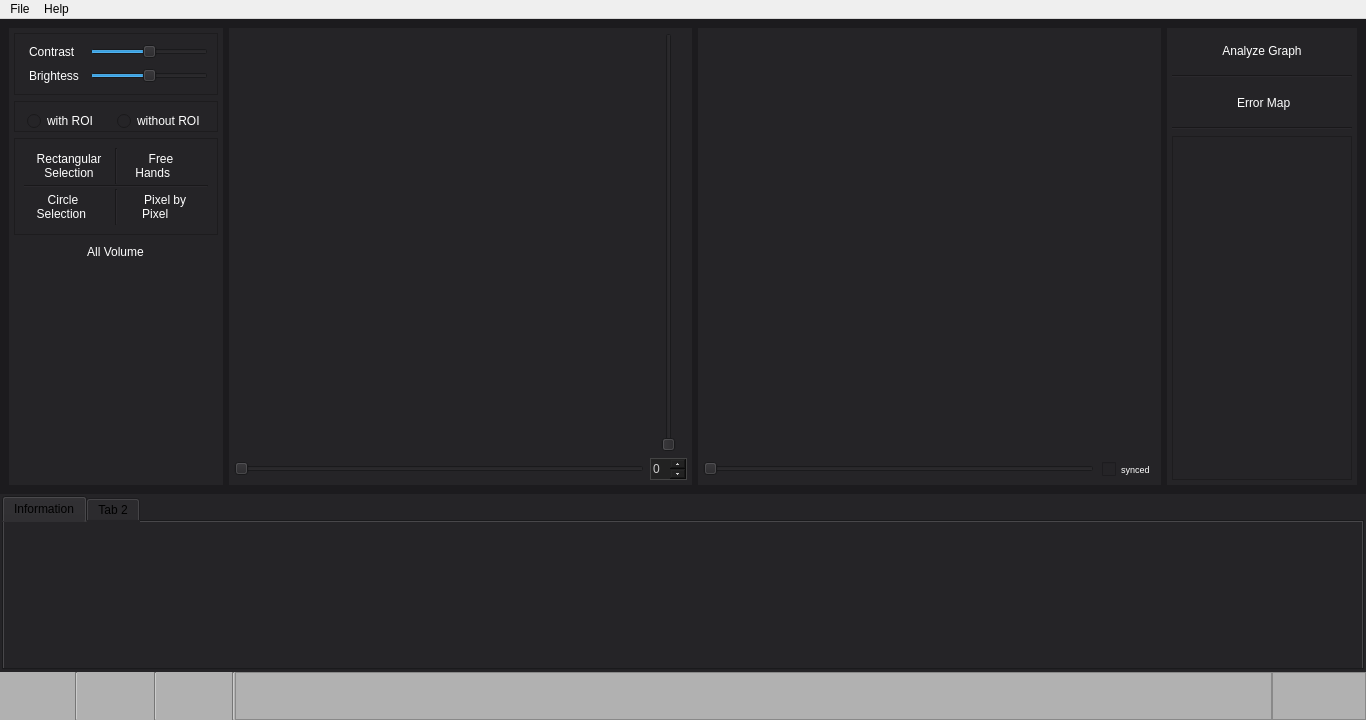
Qt form software_1/qt.ui/main.ui (MarcioCamposJr/EasyqMR) before a commit.
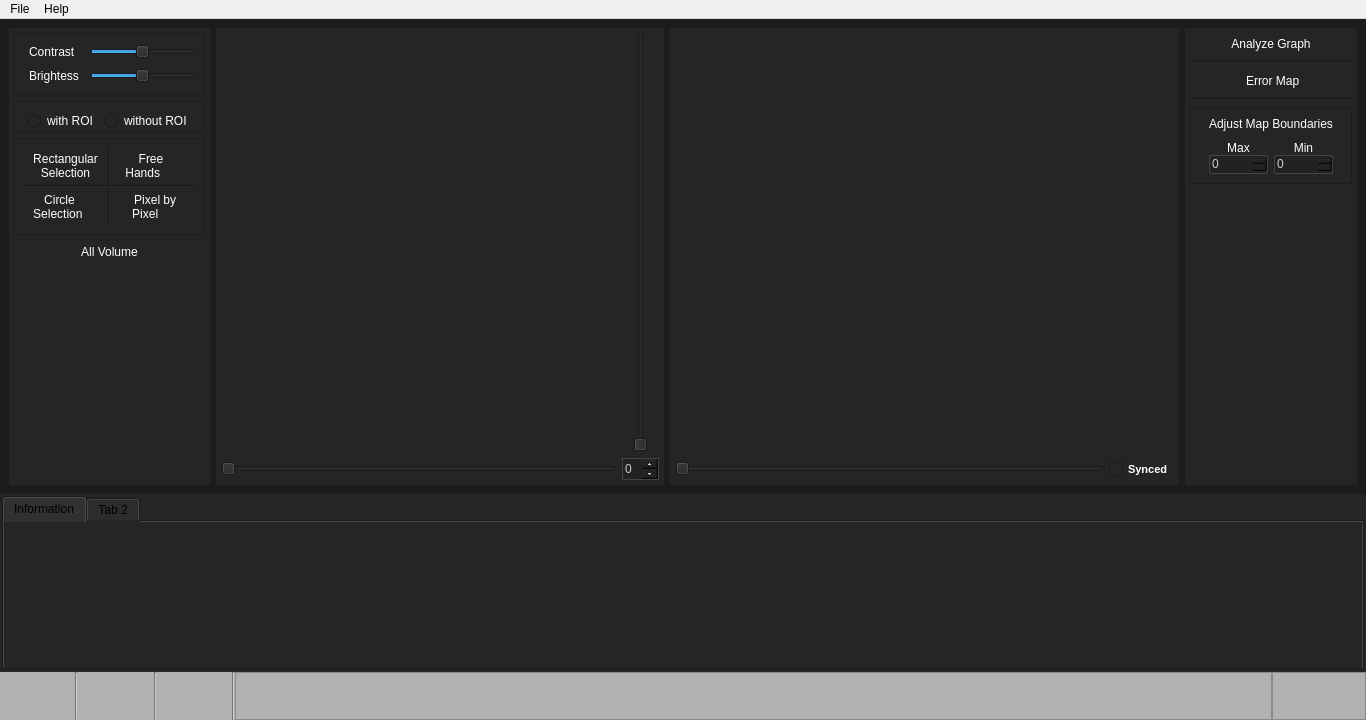
The same form after that commit. Icons and pictures are not drawn.

What changed in the file:
```diff
--- a/software_1/qt.ui/main.ui
+++ b/software_1/qt.ui/main.ui
@@ -46,7 +46,7 @@
         <widget class="QWidget" name="gridWidget" native="true">
          <property name="sizePolicy">
           <sizepolicy hsizetype="Preferred" vsizetype="Preferred">
-           <horstretch>18</horstretch>
+           <horstretch>16</horstretch>
            <verstretch>39</verstretch>
           </sizepolicy>
          </property>
@@ -695,7 +695,7 @@
         <widget class="QWidget" name="gridWidget" native="true">
          <property name="sizePolicy">
           <sizepolicy hsizetype="Preferred" vsizetype="Preferred">
-           <horstretch>39</horstretch>
+           <horstretch>37</horstretch>
            <verstretch>39</verstretch>
           </sizepolicy>
          </property>
@@ -715,43 +715,11 @@
           <property name="bottomMargin">
            <number>5</number>
           </property>
-          <item row="0" column="0">
-           <widget class="QLabel" name="mainImage">
-            <property name="sizePolicy">
-             <sizepolicy hsizetype="Preferred" vsizetype="Preferred">
-              <horstretch>38</horstretch>
-              <verstretch>38</verstretch>
-             </sizepolicy>
-            </property>
-            <property name="styleSheet">
-             <string notr="true">padding: 0 20 0 0;</string>
-            </property>
-            <property name="text">
-             <string/>
-            </property>
-            <property name="margin">
-             <number>2</number>
-            </property>
-           </widget>
-          </item>
-          <item row="1" column="0">
-           <widget class="QSlider" name="horizontalSlider">
-            <property name="sizePolicy">
-             <sizepolicy hsizetype="Preferred" vsizetype="Preferred">
-              <horstretch>36</horstretch>
-              <verstretch>2</verstretch>
-             </sizepolicy>
-            </property>
-            <property name="orientation">
-             <enum>Qt::Horizontal</enum>
-            </property>
-           </widget>
-          </item>
-          <item row="0" column="2">
+          <item row="0" column="3">
            <widget class="QSlider" name="verticalSlider">
             <property name="sizePolicy">
              <sizepolicy hsizetype="Preferred" vsizetype="Preferred">
-              <horstretch>2</horstretch>
+              <horstretch>3</horstretch>
               <verstretch>36</verstretch>
              </sizepolicy>
             </property>
@@ -766,39 +734,7 @@
             </property>
            </widget>
           </item>
-          <item row="0" column="3">
-           <spacer name="horizontalSpacer">
-            <property name="orientation">
-             <enum>Qt::Horizontal</enum>
-            </property>
-            <property name="sizeType">
-             <enum>QSizePolicy::Preferred</enum>
-            </property>
-            <property name="sizeHint" stdset="0">
-             <size>
-              <width>1</width>
-              <height>1</height>
-             </size>
-            </property>
-           </spacer>
-          </item>
-          <item row="0" column="1">
-           <spacer name="horizontalSpacer_2">
-            <property name="orientation">
-             <enum>Qt::Horizontal</enum>
-            </property>
-            <property name="sizeType">
-             <enum>QSizePolicy::Preferred</enum>
-            </property>
-            <property name="sizeHint" stdset="0">
-             <size>
-              <width>1</width>
-              <height>1</height>
-             </size>
-            </property>
-           </spacer>
-          </item>
-          <item row="1" column="1" colspan="3">
+          <item row="1" column="2" colspan="3">
            <widget class="QWidget" name="widget" native="true">
             <layout class="QHBoxLayout" name="horizontalLayout_6">
              <property name="spacing">
@@ -820,8 +756,8 @@
               <widget class="QSpinBox" name="spinBoxSlicer">
                <property name="sizePolicy">
                 <sizepolicy hsizetype="Preferred" vsizetype="Preferred">
-                 <horstretch>1</horstretch>
-                 <verstretch>1</verstretch>
+                 <horstretch>3</horstretch>
+                 <verstretch>2</verstretch>
                 </sizepolicy>
                </property>
                <property name="minimumSize">
@@ -869,6 +805,41 @@
             </layout>
            </widget>
           </item>
+          <item row="1" column="0" colspan="2">
+           <widget class="QSlider" name="horizontalSlider">
+            <property name="sizePolicy">
+             <sizepolicy hsizetype="Preferred" vsizetype="Preferred">
+              <horstretch>36</horstretch>
+              <verstretch>2</verstretch>
+             </sizepolicy>
+            </property>
+            <property name="orientation">
+             <enum>Qt::Horizontal</enum>
+            </property>
+           </widget>
+          </item>
+          <item row="0" column="0" colspan="2">
+           <widget class="QLabel" name="mainImage">
+            <property name="sizePolicy">
+             <sizepolicy hsizetype="Preferred" vsizetype="Preferred">
+              <horstretch>38</horstretch>
+              <verstretch>38</verstretch>
+             </sizepolicy>
+            </property>
+            <property name="styleSheet">
+             <string notr="true"/>
+            </property>
+            <property name="text">
+             <string/>
+            </property>
+            <property name="alignment">
+             <set>Qt::AlignCenter</set>
+            </property>
+            <property name="margin">
+             <number>0</number>
+            </property>
+           </widget>
+          </item>
          </layout>
         </widget>
        </item>
@@ -876,7 +847,7 @@
         <widget class="QWidget" name="gridWidget_2" native="true">
          <property name="sizePolicy">
           <sizepolicy hsizetype="Preferred" vsizetype="Preferred">
-           <horstretch>39</horstretch>
+           <horstretch>42</horstretch>
            <verstretch>39</verstretch>
           </sizepolicy>
          </property>
@@ -896,27 +867,30 @@
           <property name="bottomMargin">
            <number>5</number>
           </property>
-          <property name="horizontalSpacing">
-           <number>8</number>
+          <property name="spacing">
+           <number>6</number>
           </property>
-          <property name="verticalSpacing">
-           <number>5</number>
-          </property>
-          <item row="0" column="0" colspan="4">
-           <widget class="QLabel" name="mapping">
+          <item row="1" column="0" colspan="4">
+           <widget class="QSlider" name="horizontalSliderMap">
             <property name="sizePolicy">
              <sizepolicy hsizetype="Preferred" vsizetype="Preferred">
-              <horstretch>38</horstretch>
-              <verstretch>38</verstretch>
+              <horstretch>95</horstretch>
+              <verstretch>2</verstretch>
              </sizepolicy>
             </property>
-            <property name="text">
-             <string/>
+            <property name="maximumSize">
+             <size>
+              <width>1000</width>
+              <height>50</height>
+             </size>
+            </property>
+            <property name="orientation">
+             <enum>Qt::Horizontal</enum>
             </property>
            </widget>
           </item>
-          <item row="1" column="3">
-           <widget class="QCheckBox" name="checkBox">
+          <item row="1" column="4">
+           <widget class="QCheckBox" name="SyncCheckBox">
             <property name="sizePolicy">
              <sizepolicy hsizetype="Preferred" vsizetype="Preferred">
               <horstretch>3</horstretch>
@@ -925,30 +899,44 @@
             </property>
             <property name="font">
              <font>
-              <pointsize>7</pointsize>
+              <pointsize>8</pointsize>
+              <weight>75</weight>
+              <bold>true</bold>
              </font>
             </property>
             <property name="styleSheet">
              <string notr="true">color:white</string>
             </property>
             <property name="text">
-             <string>synced</string>
+             <string>Synced</string>
             </property>
             <property name="tristate">
              <bool>false</bool>
             </property>
            </widget>
           </item>
-          <item row="1" column="0" colspan="3">
-           <widget class="QSlider" name="horizontalSlider_2">
+          <item row="0" column="0" colspan="5">
+           <widget class="QLabel" name="mapping">
             <property name="sizePolicy">
              <sizepolicy hsizetype="Preferred" vsizetype="Preferred">
-              <horstretch>95</horstretch>
-              <verstretch>2</verstretch>
+              <horstretch>52</horstretch>
+              <verstretch>38</verstretch>
              </sizepolicy>
             </property>
-            <property name="orientation">
-             <enum>Qt::Horizontal</enum>
+            <property name="minimumSize">
+             <size>
+              <width>0</width>
+              <height>0</height>
+             </size>
+            </property>
+            <property name="styleSheet">
+             <string notr="true"/>
+            </property>
+            <property name="text">
+             <string/>
+            </property>
+            <property name="margin">
+             <number>-2</number>
             </property>
            </widget>
           </item>
@@ -959,7 +947,7 @@
         <widget class="QWidget" name="verticalWidget" native="true">
          <property name="sizePolicy">
           <sizepolicy hsizetype="Preferred" vsizetype="Preferred">
-           <horstretch>16</horstretch>
+           <horstretch>14</horstretch>
            <verstretch>39</verstretch>
           </sizepolicy>
          </property>
@@ -1068,7 +1056,7 @@
             <property name="sizePolicy">
              <sizepolicy hsizetype="Preferred" vsizetype="Preferred">
               <horstretch>16</horstretch>
-              <verstretch>38</verstretch>
+              <verstretch>12</verstretch>
              </sizepolicy>
             </property>
             <property name="frameShape">
@@ -1076,6 +1064,160 @@
             </property>
             <property name="frameShadow">
              <enum>QFrame::Raised</enum>
+            </property>
+            <layout class="QGridLayout" name="gridLayout_6">
+             <property name="leftMargin">
+              <number>18</number>
+             </property>
+             <property name="rightMargin">
+              <number>18</number>
+             </property>
+             <property name="verticalSpacing">
+              <number>0</number>
+             </property>
+             <item row="1" column="0">
+              <widget class="QLabel" name="label_5">
+               <property name="styleSheet">
+                <string notr="true">color: white</string>
+               </property>
+               <property name="text">
+                <string>Max</string>
+               </property>
+               <property name="alignment">
+                <set>Qt::AlignCenter</set>
+               </property>
+              </widget>
+             </item>
+             <item row="2" column="0">
+              <widget class="QSpinBox" name="maxMap">
+               <property name="styleSheet">
+                <string notr="true">QSpinBox {
+    border: 1px solid #444;
+    border-radius: 2px;
+    padding: 0 0 1 0;
+    background-color: #222;
+    color: #ccc;
+    font-size: 12px;
+}
+
+</string>
+               </property>
+               <property name="minimum">
+                <number>0</number>
+               </property>
+               <property name="maximum">
+                <number>1000</number>
+               </property>
+              </widget>
+             </item>
+             <item row="1" column="1">
+              <widget class="QLabel" name="label_6">
+               <property name="styleSheet">
+                <string notr="true">color: white</string>
+               </property>
+               <property name="text">
+                <string>Min</string>
+               </property>
+               <property name="alignment">
+                <set>Qt::AlignCenter</set>
+               </property>
+              </widget>
+             </item>
+             <item row="0" column="0" colspan="2">
+              <widget class="QLabel" name="label_4">
+               <property name="styleSheet">
+                <string notr="true">color:white;
+padding: 0 0 10 0;</string>
+               </property>
+               <property name="text">
+                <string>Adjust Map Boundaries</string>
+               </property>
+               <property name="alignment">
+                <set>Qt::AlignCenter</set>
+               </property>
+              </widget>
+             </item>
+             <item row="2" column="1">
+              <widget class="QSpinBox" name="minMap">
+               <property name="styleSheet">
+                <string notr="true">QSpinBox {
+    border: 1px solid #444;
+    border-radius: 2px;
+    padding: 0 0 1 0;
+    background-color: #222;
+    color: #ccc;
+    font-size: 12px;
+}</string>
+               </property>
+               <property name="minimum">
+                <number>-200</number>
+               </property>
+               <property name="maximum">
+                <number>0</number>
+               </property>
+               <property name="value">
+                <number>0</number>
+               </property>
+              </widget>
+             </item>
+            </layout>
+           </widget>
+          </item>
+          <item>
+           <spacer name="verticalSpacer_2">
+            <property name="orientation">
+             <enum>Qt::Vertical</enum>
+            </property>
+            <property name="sizeType">
+             <enum>QSizePolicy::Preferred</enum>
+            </property>
+            <property name="sizeHint" stdset="0">
+             <size>
+              <width>25</width>
+              <height>450</height>
+             </size>
+            </property>
+           </spacer>
+          </item>
+          <item>
+           <widget class="QLabel" name="intensityMap">
+            <property name="layoutDirection">
+             <enum>Qt::LeftToRight</enum>
+            </property>
+            <property name="styleSheet">
+             <string notr="true">color:  white</string>
+            </property>
+            <property name="text">
+             <string/>
+            </property>
+            <property name="alignment">
+             <set>Qt::AlignLeading|Qt::AlignLeft|Qt::AlignVCenter</set>
+            </property>
+           </widget>
+          </item>
+          <item>
+           <widget class="QLabel" name="showxcoorMap">
+            <property name="styleSheet">
+             <string notr="true">color:  white</string>
+            </property>
+            <property name="text">
+             <string/>
+            </property>
+            <property name="alignment">
+             <set>Qt::AlignLeading|Qt::AlignLeft|Qt::AlignVCenter</set>
+            </property>
+           </widget>
+          </item>
+          <item>
+           <widget class="QLabel" name="showycoorMap">
+            <property name="styleSheet">
+             <string notr="true">color:  white</string>
+            </property>
+            <property name="text">
+             <string/>
+            </property>
+            <property name="alignment">
+             <set>Qt::AlignLeading|Qt::AlignLeft|Qt::AlignVCenter</set>
             </property>
            </widget>
           </item>
```
Left out of the diff: 51 changed lines with no effect on the pictures.
